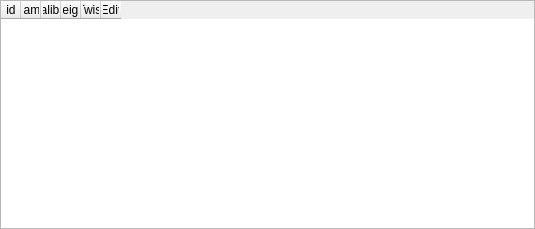
First picture: the form in ui_templates/catalog_rifle_list.ui, repository o-murphy/archer_ballistics_constructor, before the edit.
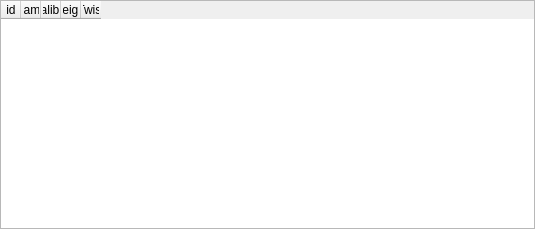
Second picture: the form after the edit.

Diff of the .ui file:
```diff
--- a/ui_templates/catalog_rifle_list.ui
+++ b/ui_templates/catalog_rifle_list.ui
@@ -92,11 +92,6 @@
        <string>Twist</string>
       </property>
      </column>
-     <column>
-      <property name="text">
-       <string>Edit</string>
-      </property>
-     </column>
     </widget>
    </item>
   </layout>
```
